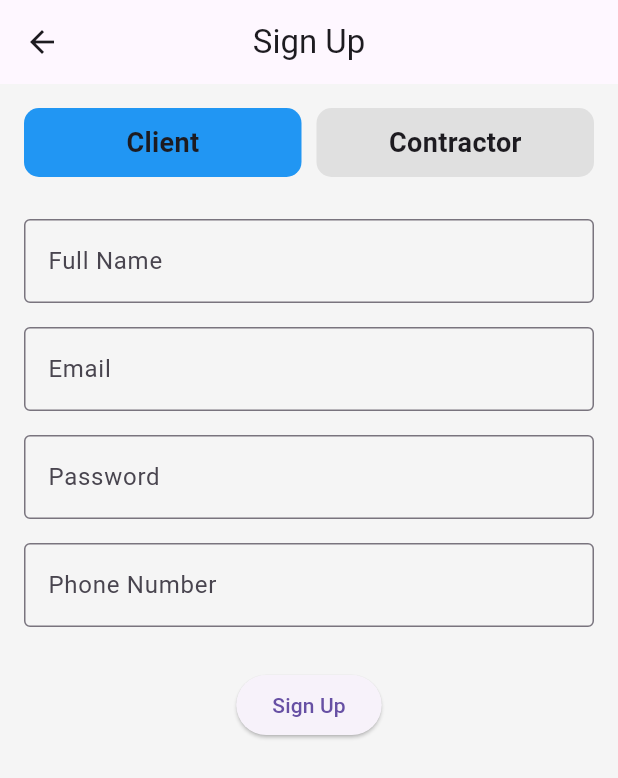
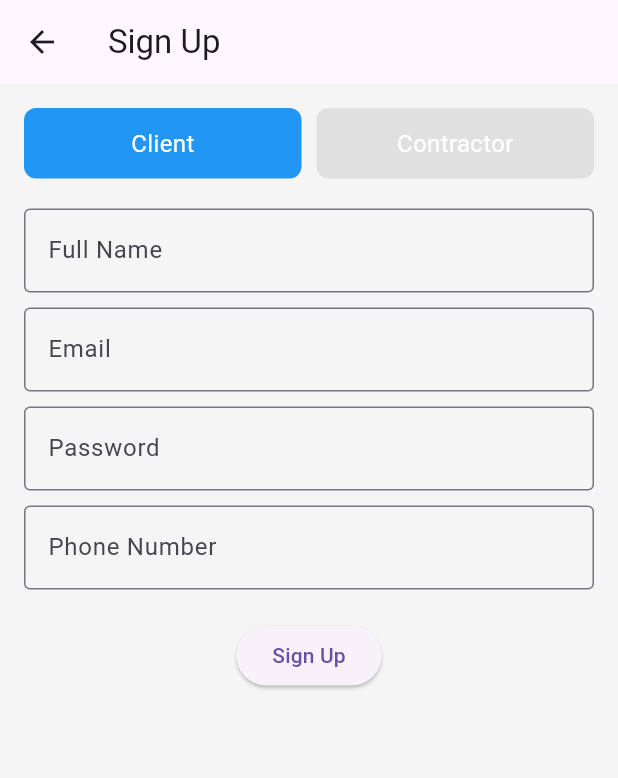
Before and after one commit to AaronsFYP2024-25/flutter-application, a Flutter app: the SignUpPage screen opened directly, on a phone screen of 412 x 824 dp. Shown: the top 778 px of the screen. Run offline on Flutter 3.47's test engine with Material 3 defaults, Android fonts, the phone set to English and light mode, and no system bars; our stand-ins replace cloud_firestore, firebase_auth, firebase_core; accounts and stored records are empty; network calls fail.

```diff
--- a/protrade_hub/lib/screens/signup_page.dart
+++ b/protrade_hub/lib/screens/signup_page.dart
@@ -13,136 +13,137 @@ class _SignUpPageState extends State<SignUpPage> {
   final FirebaseAuth _auth = FirebaseAuth.instance;
   final FirebaseFirestore _firestore = FirebaseFirestore.instance;
 
-  bool isClient = true;
-  final _formKey = GlobalKey<FormState>();
-
-  final TextEditingController nameController = TextEditingController();
-  final TextEditingController emailController = TextEditingController();
-  final TextEditingController passwordController = TextEditingController();
-  final TextEditingController phoneController = TextEditingController();
+  final TextEditingController _emailController = TextEditingController();
+  final TextEditingController _passwordController = TextEditingController();
+  final TextEditingController _fullNameController = TextEditingController();
+  final TextEditingController _phoneNumberController = TextEditingController();
+  bool _isContractor = false; // Toggle for contractor or client
 
   Future<void> _signUp() async {
-    if (_formKey.currentState!.validate()) {
     try {
-        // Firebase Authentication
+      // ✅ Create user in Firebase Authentication
       UserCredential userCredential = await _auth.createUserWithEmailAndPassword(
-          email: emailController.text.trim(),
-          password: passwordController.text.trim(),
+        email: _emailController.text.trim(),
+        password: _passwordController.text.trim(),
       );
 
-        // Add User Data to Firestore
-        await _firestore.collection('users').doc(userCredential.user?.uid).set({
-          'email': emailController.text.trim(),
-          'fullName': nameController.text.trim(),
-          'role': isClient ? 'client' : 'contractor',
-          'phone': phoneController.text.trim(),
-          'createdAt': FieldValue.serverTimestamp(),
+      User? user = userCredential.user;
+      if (user == null) return;
+
+      // ✅ Define Firestore collection based on user type
+      String collection = _isContractor ? "contractor_profiles" : "client_profiles";
+
+      // ✅ Store user data in Firestore (including UID)
+      await _firestore.collection(collection).doc(user.uid).set({
+        "userId": user.uid,
+        "email": _emailController.text.trim(),
+        "fullName": _fullNameController.text.trim(),
+        "phoneNumber": _phoneNumberController.text.trim(),
+        "role": _isContractor ? "contractor" : "client",
       });
 
-        Navigator.pop(context); // Return to login
+      // ✅ Navigate to login page
+      Navigator.pop(context);
     } catch (e) {
       ScaffoldMessenger.of(context).showSnackBar(
-          SnackBar(content: Text(e.toString())),
+        SnackBar(content: Text("Error: $e")),
       );
-      }
     }
   }
 
   @override
   Widget build(BuildContext context) {
     return Scaffold(
-      appBar: AppBar(
-        title: const Text('Sign Up'),
-        centerTitle: true,
-      ),
-      body: Padding(
+      appBar: AppBar(title: const Text("Sign Up")),
+      body: SingleChildScrollView(
         padding: const EdgeInsets.all(16.0),
         child: Column(
           children: [
+            // Role Selection Tabs
             Row(
+              mainAxisAlignment: MainAxisAlignment.center,
               children: [
                 Expanded(
                   child: GestureDetector(
-                    onTap: () => setState(() => isClient = true),
-                    child: AnimatedContainer(
-                      duration: const Duration(milliseconds: 300),
+                    onTap: () => setState(() => _isContractor = false),
+                    child: Container(
+                      padding: const EdgeInsets.symmetric(vertical: 12),
                       decoration: BoxDecoration(
-                        color: isClient ? Colors.blue : Colors.grey[300],
-                        borderRadius: BorderRadius.circular(10),
+                        color: !_isContractor ? Colors.blue : Colors.grey[300],
+                        borderRadius: BorderRadius.circular(8),
                       ),
-                      padding: const EdgeInsets.symmetric(vertical: 10),
-                      alignment: Alignment.center,
-                      child: const Text('Client',
-                          style: TextStyle(fontSize: 18, fontWeight: FontWeight.bold)),
+                      child: const Center(
+                        child: Text("Client", style: TextStyle(color: Colors.white, fontSize: 16)),
+                      ),
                     ),
                   ),
                 ),
                 const SizedBox(width: 10),
                 Expanded(
                   child: GestureDetector(
-                    onTap: () => setState(() => isClient = false),
-                    child: AnimatedContainer(
-                      duration: const Duration(milliseconds: 300),
+                    onTap: () => setState(() => _isContractor = true),
+                    child: Container(
+                      padding: const EdgeInsets.symmetric(vertical: 12),
                       decoration: BoxDecoration(
-                        color: isClient ? Colors.grey[300] : Colors.blue,
-                        borderRadius: BorderRadius.circular(10),
+                        color: _isContractor ? Colors.blue : Colors.grey[300],
+                        borderRadius: BorderRadius.circular(8),
                       ),
-                      padding: const EdgeInsets.symmetric(vertical: 10),
-                      alignment: Alignment.center,
-                      child: const Text('Contractor',
-                          style: TextStyle(fontSize: 18, fontWeight: FontWeight.bold)),
+                      child: const Center(
+                        child: Text("Contractor", style: TextStyle(color: Colors.white, fontSize: 16)),
+                      ),
                     ),
                   ),
                 ),
               ],
             ),
             const SizedBox(height: 20),
-            Form(
-              key: _formKey,
-              child: Column(
-                children: [
-                  buildValidatedField(nameController, 'Full Name'),
-                  buildValidatedField(emailController, 'Email', isEmail: true),
-                  buildValidatedField(passwordController, 'Password', isPassword: true),
-                  buildValidatedField(phoneController, 'Phone Number', isPhone: true),
-                ],
+
+            // Form Fields
+            TextFormField(
+              controller: _fullNameController,
+              decoration: const InputDecoration(
+                labelText: "Full Name",
+                border: OutlineInputBorder(),
+              ),
+            ),
+            const SizedBox(height: 10),
+
+            TextFormField(
+              controller: _emailController,
+              decoration: const InputDecoration(
+                labelText: "Email",
+                border: OutlineInputBorder(),
+              ),
+            ),
+            const SizedBox(height: 10),
+
+            TextFormField(
+              controller: _passwordController,
+              obscureText: true,
+              decoration: const InputDecoration(
+                labelText: "Password",
+                border: OutlineInputBorder(),
+              ),
+            ),
+            const SizedBox(height: 10),
+
+            TextFormField(
+              controller: _phoneNumberController,
+              decoration: const InputDecoration(
+                labelText: "Phone Number",
+                border: OutlineInputBorder(),
               ),
             ),
             const SizedBox(height: 20),
+
+            // Sign Up Button
             ElevatedButton(
               onPressed: _signUp,
-              child: const Text('Sign Up'),
+              child: const Text("Sign Up"),
             ),
           ],
         ),
       ),
     );
   }
-
-  Widget buildValidatedField(TextEditingController controller, String label,
-      {bool isPassword = false, bool isEmail = false, bool isPhone = false}) {
-    return Padding(
-      padding: const EdgeInsets.symmetric(vertical: 8.0),
-      child: TextFormField(
-        controller: controller,
-        obscureText: isPassword,
-        keyboardType: isEmail
-            ? TextInputType.emailAddress
-            : isPhone
-                ? TextInputType.phone
-                : TextInputType.text,
-        decoration: InputDecoration(
-          labelText: label,
-          border: const OutlineInputBorder(),
-        ),
-        validator: (value) {
-          if (value == null || value.isEmpty) return '$label is required';
-          if (isEmail && !value.contains('@')) return 'Enter a valid email';
-          if (isPhone && value.length < 10) return 'Enter a valid phone number';
-          if (isPassword && value.length < 6) return 'Password must be at least 6 characters';
-          return null;
-        },
-      ),
-    );
 }
-}
--- a/protrade_hub/pubspec.yaml
+++ b/protrade_hub/pubspec.yaml
@@ -39,6 +39,9 @@ dependencies:
   firebase_core: ^3.10.1
   cloud_firestore: ^5.6.2
   firebase_auth: ^5.4.1
+  firebase_storage: ^12.4.3
+  file_picker: ^9.0.1
+  url_launcher: ^6.3.1
 
 dev_dependencies:
   flutter_test:
```
Also changed, not shown: protrade_hub/lib/screens/contractor_profile.dart (+141 -136 lines), protrade_hub/lib/screens/login_page.dart (+45 -56 lines), protrade_hub/pubspec.lock, 7 other files. Lines whose indentation alone changed are shown as unchanged.
